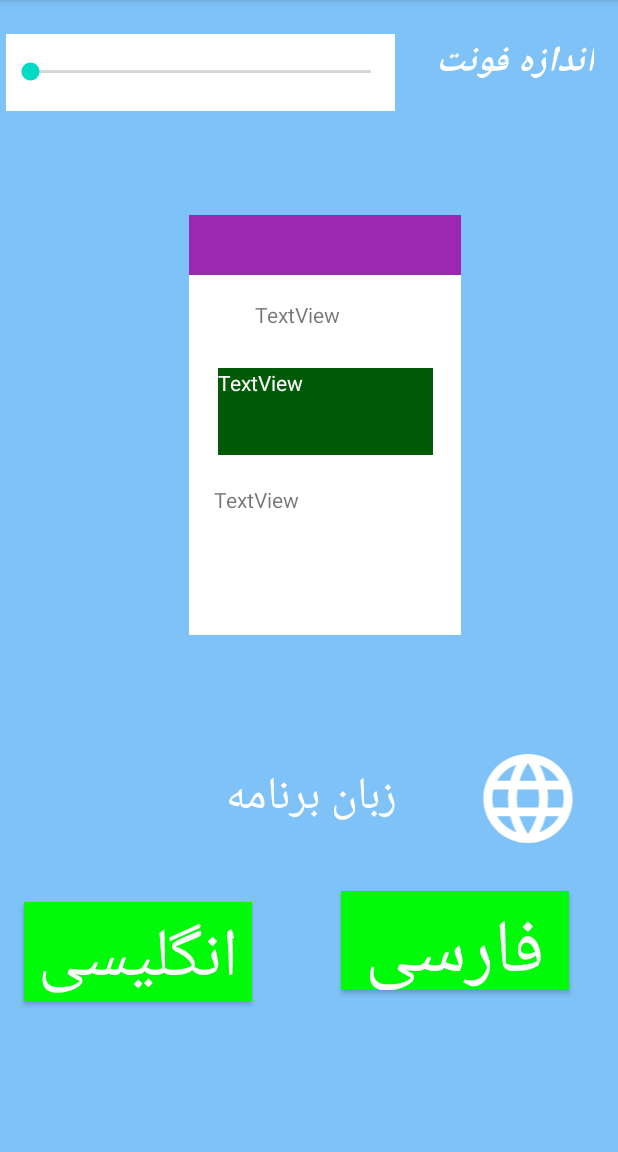
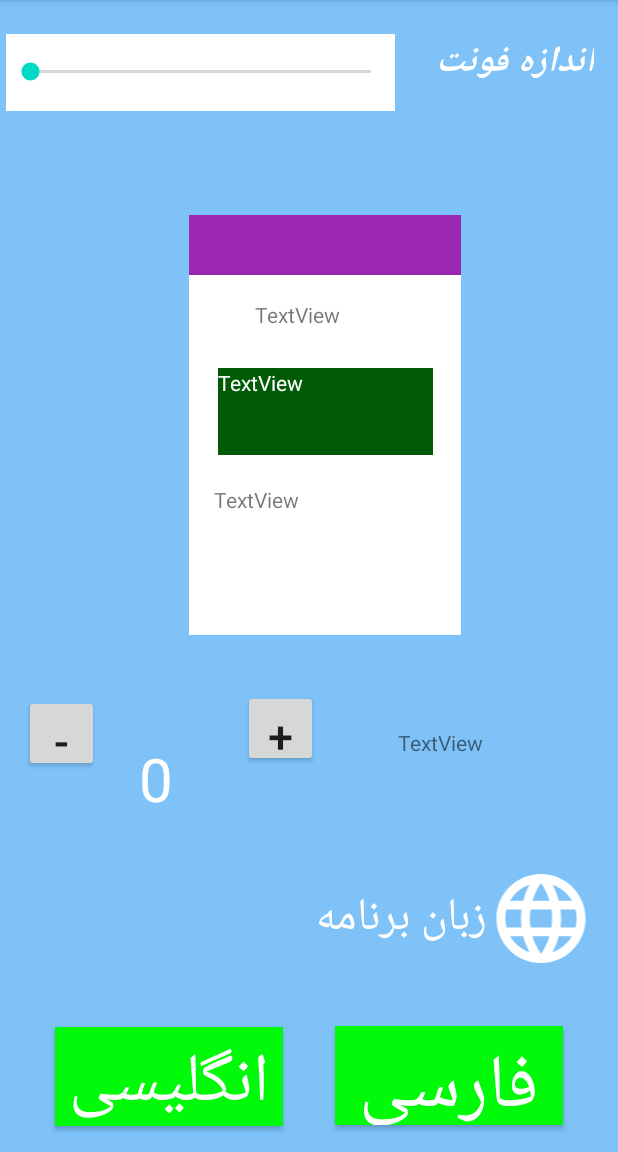
Before and after one commit to arshia2000/leitnary, an Android app: the Setting screen opened directly, with no data from a screen before it, on a phone screen of 412 x 824 dp, the part 84-1236 px from its top. Run offline under Robolectric (Android 15) with nearby library versions, the phone set to English and light mode, and no system bars.

Commit message:
setting4

```diff
--- a/app/src/main/java/com/avmhl/leitnary/sharedPreferences/Save.java
+++ b/app/src/main/java/com/avmhl/leitnary/sharedPreferences/Save.java
@@ -7,6 +7,7 @@ public class Save
     public static final String color_back = "color_back";
     public static final String text_size = "text_size";
     public static final String language = "language";
+    public static final String carte = "carte";
 
 
 
--- a/app/src/main/java/com/avmhl/leitnary/ui/Setting.java
+++ b/app/src/main/java/com/avmhl/leitnary/ui/Setting.java
@@ -69,6 +69,7 @@ public class Setting extends AppCompatActivity {
         edit.putString ( Save.color_back,"#FFFFFF" );
         edit.putString ( Save.text_size,"0");
         edit.putString(Save.language,"persian");
+        edit.putString(Save.carte,"2");
 
     }
 }
--- a/app/src/main/res/layout/setting.xml
+++ b/app/src/main/res/layout/setting.xml
@@ -76,10 +76,10 @@
         android:textSize="30sp"
         app:layout_constraintBottom_toBottomOf="parent"
         app:layout_constraintEnd_toEndOf="parent"
-        app:layout_constraintHorizontal_bias="0.145"
+        app:layout_constraintHorizontal_bias="0.494"
         app:layout_constraintStart_toStartOf="parent"
         app:layout_constraintTop_toTopOf="parent"
-        app:layout_constraintVertical_bias="0.717" />
+        app:layout_constraintVertical_bias="0.831" />
 
     <Button
         android:id="@+id/button"
@@ -111,10 +111,10 @@
         android:textSize="45dp"
         app:layout_constraintBottom_toBottomOf="parent"
         app:layout_constraintEnd_toEndOf="parent"
-        app:layout_constraintHorizontal_bias="0.061"
+        app:layout_constraintHorizontal_bias="0.142"
         app:layout_constraintStart_toStartOf="parent"
         app:layout_constraintTop_toTopOf="parent"
-        app:layout_constraintVertical_bias="0.857" />
+        app:layout_constraintVertical_bias="0.975" />
 
     <Button
         android:id="@+id/btn_fa"
@@ -127,10 +127,10 @@
         android:textSize="50dp"
         app:layout_constraintBottom_toBottomOf="parent"
         app:layout_constraintEnd_toEndOf="parent"
-        app:layout_constraintHorizontal_bias="0.648"
+        app:layout_constraintHorizontal_bias="0.485"
         app:layout_constraintStart_toEndOf="@+id/btn_en"
         app:layout_constraintTop_toBottomOf="@+id/constraintLayout"
-        app:layout_constraintVertical_bias="0.81" />
+        app:layout_constraintVertical_bias="0.969" />
 
     <ImageView
         android:id="@+id/image_la"
@@ -138,14 +138,15 @@
         android:layout_height="71dp"
         app:layout_constraintBottom_toBottomOf="parent"
         app:layout_constraintEnd_toEndOf="parent"
-        app:layout_constraintHorizontal_bias="0.95"
+        app:layout_constraintHorizontal_bias="0.978"
         app:layout_constraintStart_toStartOf="parent"
         app:layout_constraintTop_toTopOf="parent"
-        app:layout_constraintVertical_bias="0.713"
+        app:layout_constraintVertical_bias="0.828"
         app:srcCompat="@drawable/ic_baseline_language_24" />
 
     <androidx.constraintlayout.widget.ConstraintLayout
 
+        android:id="@+id/constraintLayout4"
         android:layout_width="181dp"
         android:layout_height="280dp"
         android:background="#FFFFFF"
@@ -181,12 +182,12 @@
             app:layout_constraintVertical_bias="0.219" />
 
         <TextView
-            android:textColor="#FFFFFF"
-            android:background="#015A05"
             android:id="@+id/textView2"
             android:layout_width="143dp"
             android:layout_height="58dp"
+            android:background="#015A05"
             android:text="TextView"
+            android:textColor="#FFFFFF"
             app:layout_constraintBottom_toBottomOf="parent"
             app:layout_constraintEnd_toEndOf="parent"
             app:layout_constraintStart_toStartOf="parent"
@@ -205,5 +206,61 @@
 
     </androidx.constraintlayout.widget.ConstraintLayout>
 
+    <Button
+        android:id="@+id/mines"
+        android:layout_width="50dp"
+        android:layout_height="51dp"
+        android:layout_marginTop="40dp"
+        android:text="-"
+        android:textSize="30dp"
+        app:layout_constraintBottom_toBottomOf="parent"
+        app:layout_constraintEnd_toEndOf="parent"
+        app:layout_constraintHorizontal_bias="0.044"
+        app:layout_constraintStart_toStartOf="parent"
+        app:layout_constraintTop_toBottomOf="@+id/constraintLayout4"
+        app:layout_constraintVertical_bias="0.0" />
+
+    <Button
+        android:id="@+id/pluse"
+        android:layout_width="50dp"
+        android:layout_height="51dp"
+        android:layout_marginTop="36dp"
+        android:text="+"
+        android:textSize="30dp"
+        app:layout_constraintBottom_toBottomOf="parent"
+        app:layout_constraintEnd_toEndOf="parent"
+        app:layout_constraintHorizontal_bias="0.325"
+        app:layout_constraintStart_toEndOf="@+id/mines"
+        app:layout_constraintTop_toBottomOf="@+id/constraintLayout4"
+        app:layout_constraintVertical_bias="0.004" />
+
+    <TextView
+        android:id="@+id/textView4"
+        android:layout_width="139dp"
+        android:layout_height="45dp"
+        android:text="TextView"
+        app:layout_constraintBottom_toTopOf="@+id/text_halat"
+        app:layout_constraintEnd_toEndOf="parent"
+        app:layout_constraintHorizontal_bias="0.883"
+        app:layout_constraintStart_toEndOf="@+id/pluse"
+        app:layout_constraintTop_toBottomOf="@+id/constraintLayout4"
+        app:layout_constraintVertical_bias="0.522" />
+
+    <TextView
+        android:id="@+id/textView6"
+        android:layout_width="47dp"
+        android:layout_height="48dp"
+        android:layout_marginBottom="192dp"
+        android:text="0"
+        android:textColor="#FFFFFF"
+        android:textSize="40sp"
+        app:layout_constraintBottom_toBottomOf="@+id/btn_en"
+        app:layout_constraintEnd_toStartOf="@+id/pluse"
+        app:layout_constraintHorizontal_bias="0.551"
+        app:layout_constraintStart_toEndOf="@+id/mines"
+        app:layout_constraintTop_toBottomOf="@+id/constraintLayout4"
+        app:layout_constraintVertical_bias="0.784"
+        tools:ignore="MissingConstraints" />
+
 
 </androidx.constraintlayout.widget.ConstraintLayout>
```
